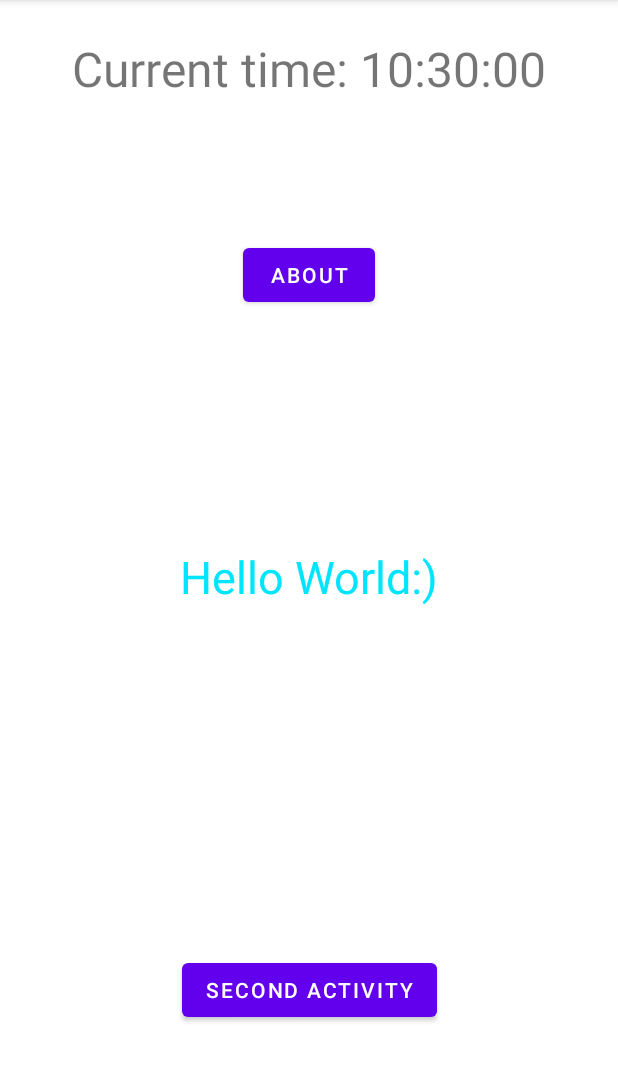
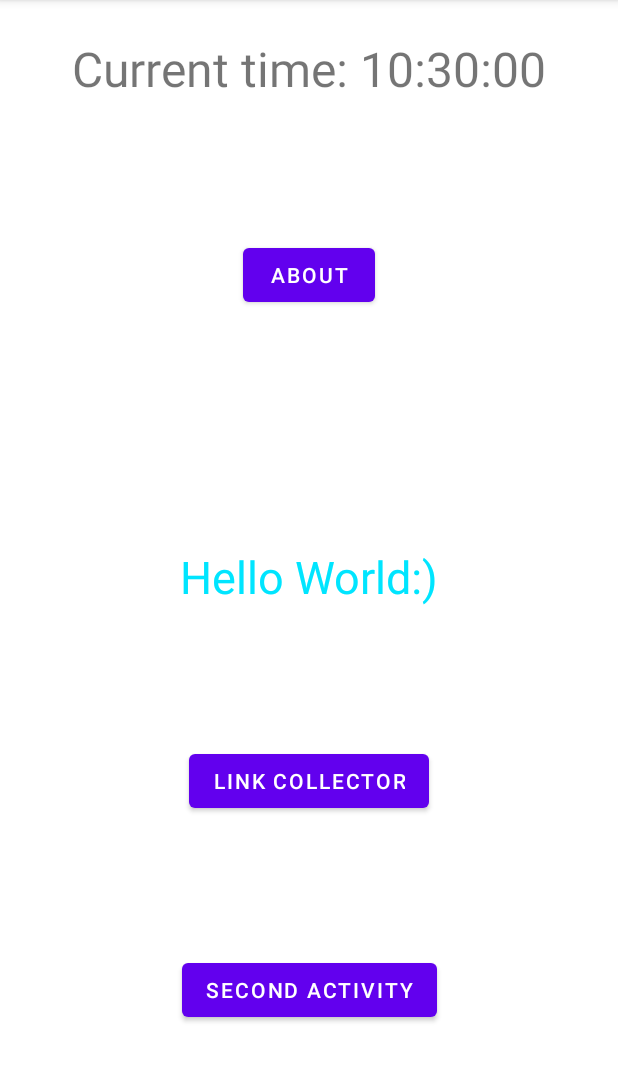
Before and after one commit to simpsonness/CS5520, an Android app: the screen it shows after launch (MainActivity), on a phone screen of 412 x 824 dp, the part 84-1166 px from its top. Run offline under Robolectric (Android 15) with nearby library versions, the phone set to English and light mode, and no system bars.

Commit message:
add new activity

```diff
--- a/NUMAD21Su_ShanNess/app/build.gradle
+++ b/NUMAD21Su_ShanNess/app/build.gradle
@@ -45,4 +45,5 @@ dependencies {
     testImplementation 'junit:junit:4.+'
     androidTestImplementation 'androidx.test.ext:junit:1.1.2'
     androidTestImplementation 'androidx.test.espresso:espresso-core:3.3.0'
+    implementation 'androidx.recyclerview:recyclerview:1.1.0'
 }
--- a/NUMAD21Su_ShanNess/app/src/main/AndroidManifest.xml
+++ b/NUMAD21Su_ShanNess/app/src/main/AndroidManifest.xml
@@ -9,7 +9,8 @@
         android:roundIcon="@mipmap/ic_launcher_sn_round"
         android:supportsRtl="true"
         android:theme="@style/Theme.NUMAD21Su_ShanNess">
-        <activity android:name=".MainActivity2"></activity>
+        <activity android:name=".LinkCollectorActivity"></activity>
+        <activity android:name=".MainActivity2" />
         <activity android:name=".MainActivity">
             <intent-filter>
                 <action android:name="android.intent.action.MAIN" />
--- a/NUMAD21Su_ShanNess/app/src/main/java/edu/neu/madcourse/numad21su_shanness/MainActivity.java
+++ b/NUMAD21Su_ShanNess/app/src/main/java/edu/neu/madcourse/numad21su_shanness/MainActivity.java
@@ -40,6 +40,20 @@ public class MainActivity extends AppCompatActivity{
         });
 
 
+        Button LinkCollectorActivity = (Button) findViewById(R.id.buttonLink);
+
+        LinkCollectorActivity.setOnClickListener(new View.OnClickListener() {
+            @Override
+            public void onClick(View v) {
+                Intent intentLink = new Intent(MainActivity.this, LinkCollectorActivity.class);
+                startActivity(intentLink);
+            }
+        });
+
+
+
+
+
         textview = (TextView) findViewById(R.id.name_txt);
         showBtn = (Button) findViewById(R.id.show_name);
         showBtn.setOnClickListener(new View.OnClickListener() {
--- a/NUMAD21Su_ShanNess/app/src/main/res/layout/activity_main.xml
+++ b/NUMAD21Su_ShanNess/app/src/main/res/layout/activity_main.xml
@@ -61,5 +61,15 @@
         app:layout_constraintEnd_toEndOf="parent"
         app:layout_constraintStart_toStartOf="parent" />
 
+    <Button
+        android:id="@+id/buttonLink"
+        android:layout_width="wrap_content"
+        android:layout_height="wrap_content"
+        android:text="Link Collector"
+        app:layout_constraintBottom_toTopOf="@+id/secondActivityBtn"
+        app:layout_constraintEnd_toEndOf="parent"
+        app:layout_constraintStart_toStartOf="parent"
+        app:layout_constraintTop_toBottomOf="@+id/textView4" />
+
 
 </androidx.constraintlayout.widget.ConstraintLayout>
```
